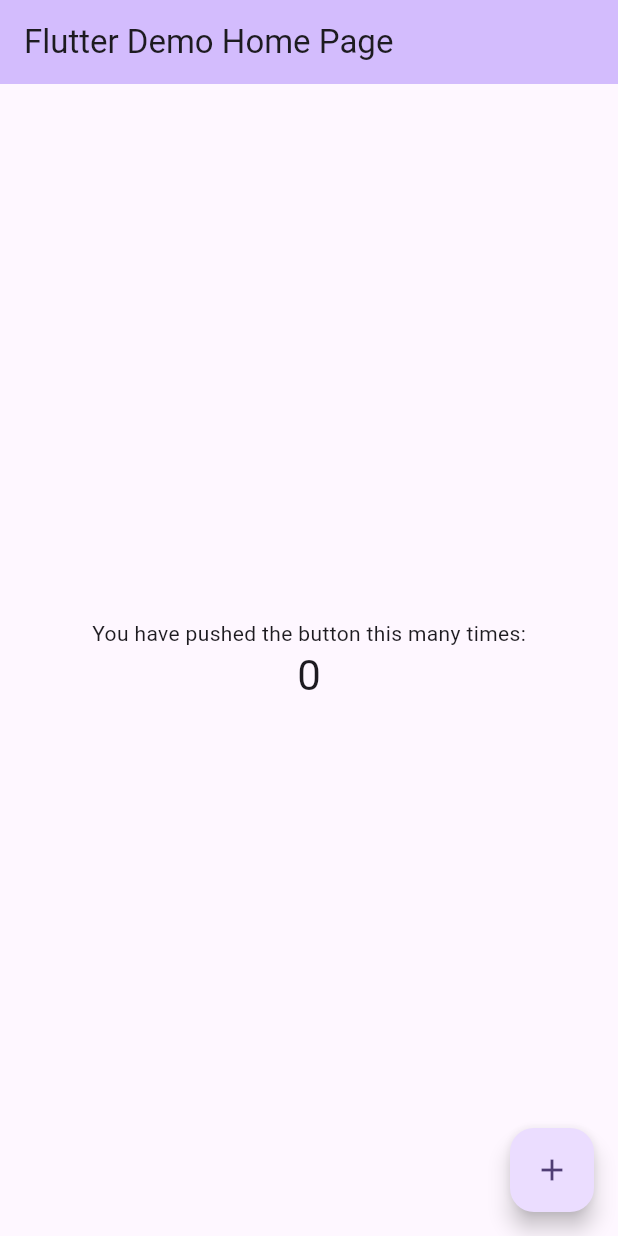
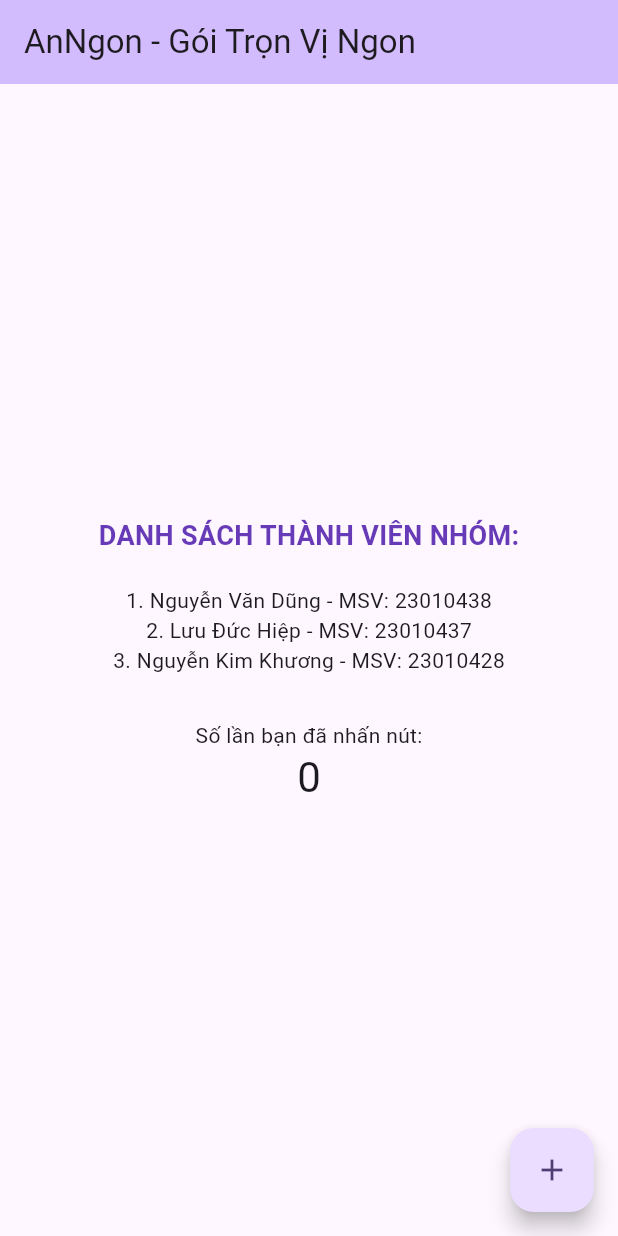
Before and after one commit to hdungx0795/AnNgon_Dung_Hiep_Khuong_N03_1_2026, a Flutter app: the screen it shows after launch, on a phone screen of 412 x 824 dp. Run offline on Flutter 3.47's test engine with Material 3 defaults, Android fonts, the phone set to English and light mode, and no system bars.

Commit message:
Đẩy readme

```diff
--- a/lib/main.dart
+++ b/lib/main.dart
@@ -30,7 +30,7 @@ class MyApp extends StatelessWidget {
         // tested with just a hot reload.
         colorScheme: .fromSeed(seedColor: Colors.deepPurple),
       ),
-      home: const MyHomePage(title: 'Flutter Demo Home Page'),
+      home: const MyHomePage(title: 'AnNgon - Gói Trọn Vị Ngon '),
     );
   }
 }
@@ -103,8 +103,24 @@ class _MyHomePageState extends State<MyHomePage> {
           // action in the IDE, or press "p" in the console), to see the
           // wireframe for each widget.
           mainAxisAlignment: .center,
-          children: [
-            const Text('You have pushed the button this many times:'),
+          // Tìm đến đoạn này trong code của bạn
+          children: <Widget>[
+            const Text(
+              'DANH SÁCH THÀNH VIÊN NHÓM:',
+              style: TextStyle(
+                fontWeight: FontWeight.bold,
+                fontSize: 18,
+                color: Colors.deepPurple,
+              ),
+            ),
+            const SizedBox(height: 20), // Tạo một khoảng trắng cách ra
+            // Hiển thị thông tin từng người
+            const Text('1. Nguyễn Văn Dũng - MSV: 23010438'),
+            const Text('2. Lưu Đức Hiệp - MSV: 23010437'),
+            const Text('3. Nguyễn Kim Khương - MSV: 23010428'),
+
+            const SizedBox(height: 30), // Khoảng cách trước số đếm
+            const Text('Số lần bạn đã nhấn nút:'),
             Text(
               '$_counter',
               style: Theme.of(context).textTheme.headlineMedium,
```
Also changed, not shown: 1 other file.
